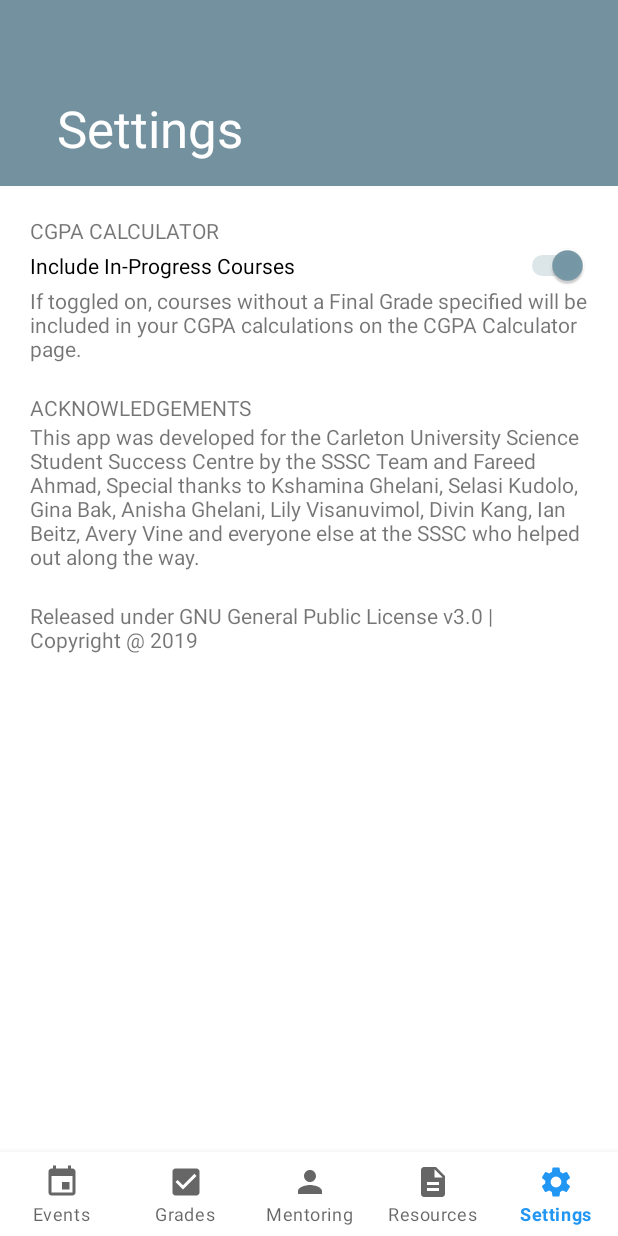
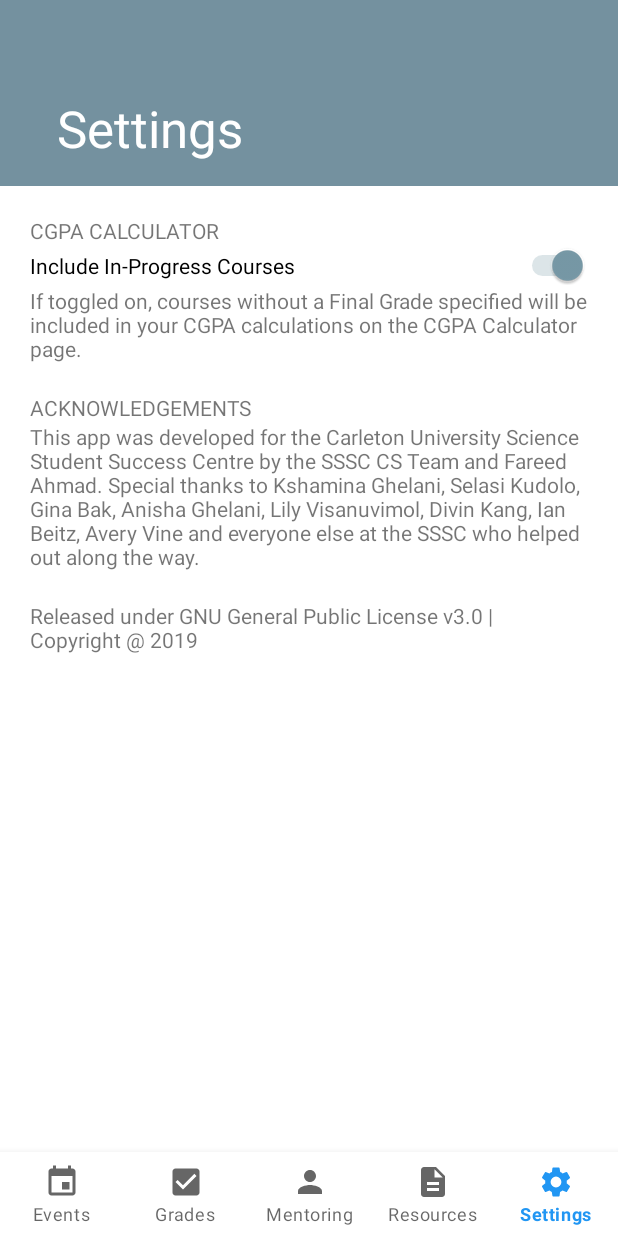
Before and after one commit to ScienceStudentSuccessCentre/SSSC-Android-app, an Android app: the screen it shows after launch (MainActivity), item 5 of the bottom bar chosen, on a phone screen of 412 x 824 dp. Run offline under Robolectric (Android 15) with nearby library versions, the phone set to English and light mode, and no system bars; our stand-ins replace Dagger/Hilt's generated code; libraries missing offline, so code that uses them is left out: com.facebook.stetho, com.hannesdorfmann.adapterdelegates4; 11 statements that could not run were skipped.

```diff
--- a/app/src/main/res/values/strings.xml
+++ b/app/src/main/res/values/strings.xml
@@ -36,7 +36,7 @@
     <string name="settings_backup_button">Back Up Grades</string>
     <string name="settings_backup_description">Open the exported attachment on your device to launch the Science Student Success Centre app and restore your data.</string>
     <string name="settings_acknowledgements_title">ACKNOWLEDGEMENTS</string>
-    <string name="settings_acknowledgements_body">This app was developed for the Carleton University Science Student Success Centre by the SSSC Team and Fareed Ahmad, Special thanks to Kshamina Ghelani, Selasi Kudolo, Gina Bak, Anisha Ghelani, Lily Visanuvimol, Divin Kang, Ian Beitz, Avery Vine and everyone else at the SSSC who helped out along the way.</string>
+    <string name="settings_acknowledgements_body">This app was developed for the Carleton University Science Student Success Centre by the SSSC CS Team and Fareed Ahmad. Special thanks to Kshamina Ghelani, Selasi Kudolo, Gina Bak, Anisha Ghelani, Lily Visanuvimol, Divin Kang, Ian Beitz, Avery Vine and everyone else at the SSSC who helped out along the way.</string>
     <string name="settings_copyright">Released under GNU General Public License v3.0 |\nCopyright @ 2019</string>
     <string name="dummy_button">Dummy Button</string>
     <string name="dummy_content">DUMMY\nCONTENT</string>
```
